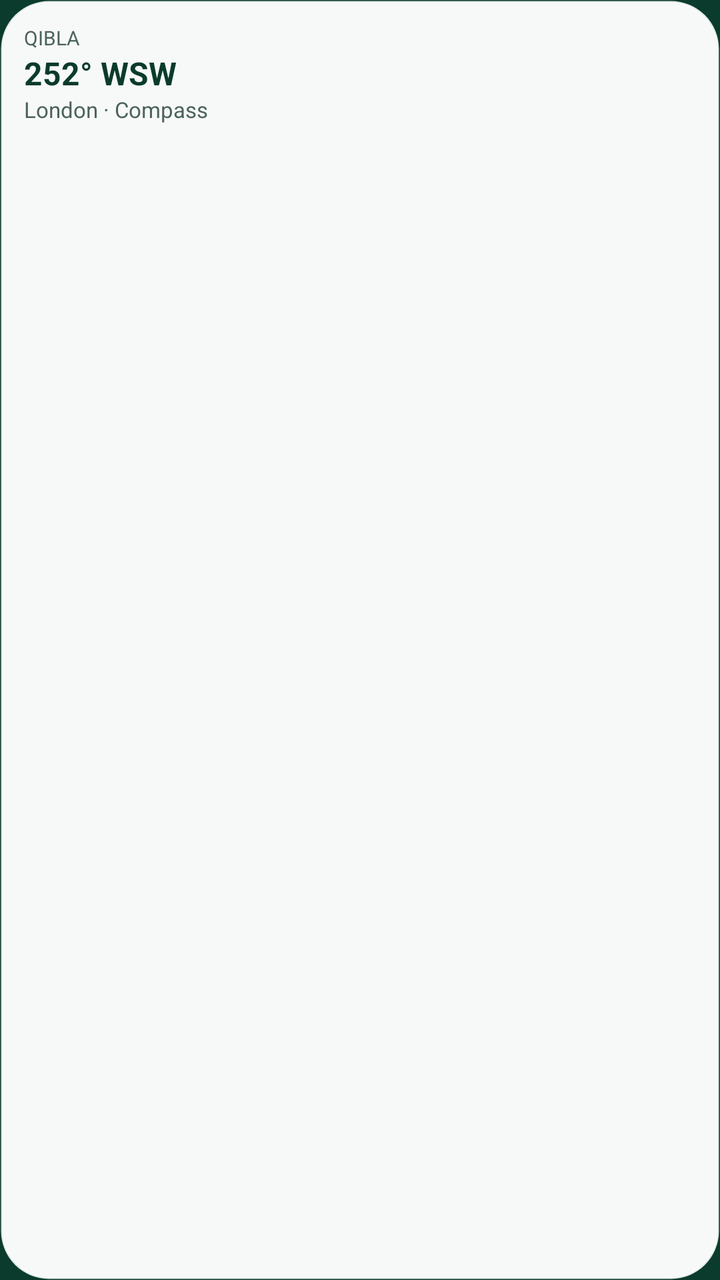
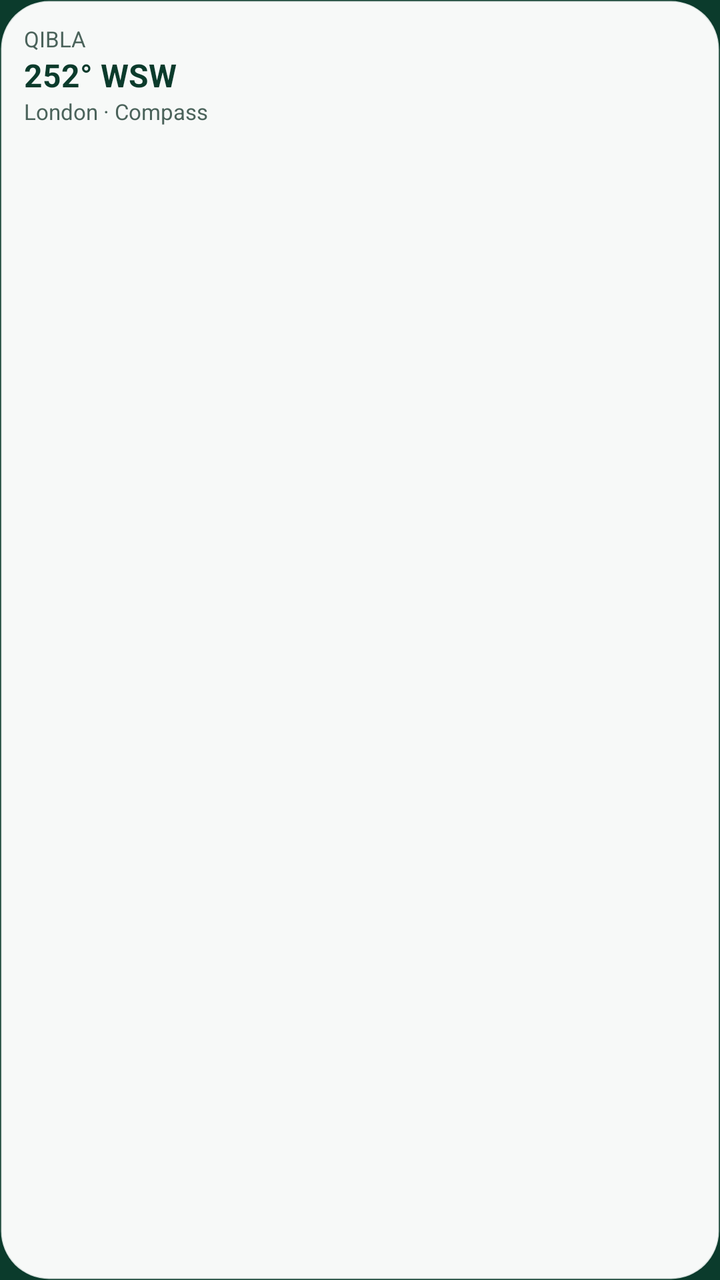

Two renders of the same Android screen: before a commit and after it. Below are the layout's source before the change and the commit's diff.
<!-- AndroidManifest.xml: application theme Theme.Sakinah -->
<!-- res/layout/widget_preview_qibla.xml -->
<?xml version="1.0" encoding="utf-8"?>
<LinearLayout xmlns:android="http://schemas.android.com/apk/res/android"
    android:layout_width="match_parent"
    android:layout_height="match_parent"
    android:background="@drawable/widget_preview_surface"
    android:orientation="vertical"
    android:padding="12dp">

    <TextView
        android:layout_width="match_parent"
        android:layout_height="wrap_content"
        android:maxLines="1"
        android:ellipsize="end"
        android:text="QIBLA"
        android:textColor="#4B635B"
        android:textSize="10sp" />

    <TextView
        android:layout_width="match_parent"
        android:layout_height="wrap_content"
        android:maxLines="1"
        android:ellipsize="end"
        android:text="252° WSW"
        android:textColor="#0B3B2C"
        android:textSize="16sp"
        android:textStyle="bold" />

    <TextView
        android:layout_width="match_parent"
        android:layout_height="wrap_content"
        android:maxLines="2"
        android:ellipsize="end"
        android:text="London · Compass"
        android:textColor="#4B635B"
        android:textSize="11sp" />
</LinearLayout>
<!-- resources referenced by this layout -->
<resources>
  <!-- drawable widget_preview_surface (drawable) -->
  <?xml version="1.0" encoding="utf-8"?>
  <shape xmlns:android="http://schemas.android.com/apk/res/android" android:shape="rectangle">
      <solid android:color="#F7F9F8" />
      <corners android:radius="24dp" />
      <stroke android:width="1dp" android:color="#240B3B2C" />
  </shape>
  <style name="Theme.Sakinah" parent="@android:style/Theme.Material.NoActionBar">
          <item name="android:windowBackground">@color/sakinah_emerald_deep</item>
          <item name="android:statusBarColor">@color/sakinah_emerald_deep</item>
          <item name="android:navigationBarColor">@color/sakinah_emerald_deep</item>
          <item name="android:windowLightStatusBar">false</item>
      </style>
  <color name="sakinah_emerald_deep">#0B3B2C</color>
</resources>

<!-- the commit's change to res/layout/widget_preview_qibla.xml (unified diff, before → after) -->
@@ -11,16 +11,16 @@
         android:layout_height="wrap_content"
         android:maxLines="1"
         android:ellipsize="end"
-        android:text="QIBLA"
+        android:text="@string/widget_preview_qibla_eyebrow"
         android:textColor="#4B635B"
-        android:textSize="10sp" />
+        android:textSize="11sp" />
 
     <TextView
         android:layout_width="match_parent"
         android:layout_height="wrap_content"
         android:maxLines="1"
         android:ellipsize="end"
-        android:text="252° WSW"
+        android:text="@string/widget_preview_qibla_value"
         android:textColor="#0B3B2C"
         android:textSize="16sp"
         android:textStyle="bold" />
@@ -30,7 +30,7 @@
         android:layout_height="wrap_content"
         android:maxLines="2"
         android:ellipsize="end"
-        android:text="London · Compass"
+        android:text="@string/widget_preview_qibla_footer"
         android:textColor="#4B635B"
         android:textSize="11sp" />
 </LinearLayout>
<!-- resource entries referenced after the edit -->
@@ -7,6 +7,9 @@
       <corners android:radius="24dp" />
       <stroke android:width="1dp" android:color="#240B3B2C" />
   </shape>
+  <string translatable="false" name="widget_preview_qibla_eyebrow">QIBLA</string>
+  <string translatable="false" name="widget_preview_qibla_footer">London · Compass</string>
+  <string translatable="false" name="widget_preview_qibla_value">252° WSW</string>
   <style name="Theme.Sakinah" parent="@android:style/Theme.Material.NoActionBar">
           <item name="android:windowBackground">@color/sakinah_emerald_deep</item>
           <item name="android:statusBarColor">@color/sakinah_emerald_deep</item>
